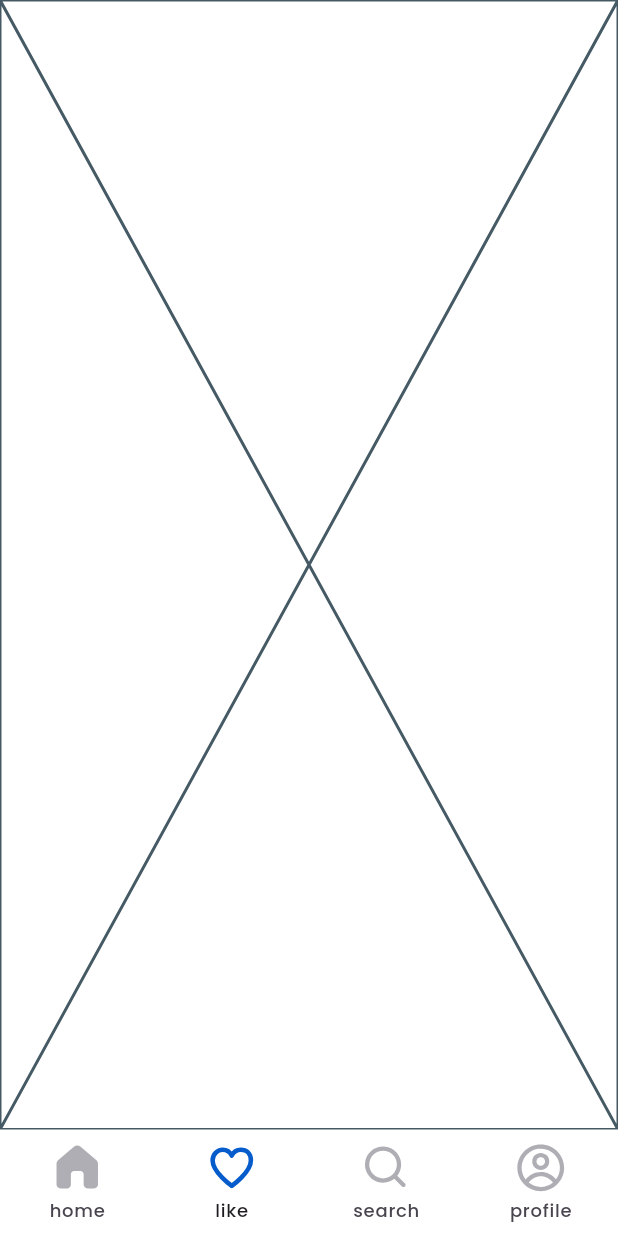
After one commit to mohamedalsamrai/bouek, a Flutter app: the MenuTabBar screen opened by its route, item 2 of the bottom bar chosen, on a phone screen of 412 x 824 dp. The commit adds this screen. Run offline on Flutter 3.47's test engine with Material 3 defaults, Android fonts, the phone set to English and light mode, and no system bars; our stand-ins replace firebase_auth, firebase_core, flutter_bloc, flutter_svg, get_it, google_maps_flutter; accounts and stored records are empty.

Commit message:
update navigation to MenuTabBar

```diff
--- /dev/null
+++ b/lib/app/presentation/screens/like_screen.dart
@@ -0,0 +1,11 @@
+import 'package:flutter/foundation.dart';
+import 'package:flutter/widgets.dart';
+
+class LikeScreen extends StatelessWidget {
+  const LikeScreen({super.key});
+
+  @override
+  Widget build(BuildContext context) {
+    return const Placeholder();
+  }
+}
--- /dev/null
+++ b/lib/app/presentation/screens/profile_screen.dart
@@ -0,0 +1,11 @@
+import 'package:flutter/foundation.dart';
+import 'package:flutter/widgets.dart';
+
+class ProfileScreen extends StatelessWidget {
+  const ProfileScreen({super.key});
+
+  @override
+  Widget build(BuildContext context) {
+    return const Placeholder();
+  }
+}
--- /dev/null
+++ b/lib/app/presentation/screens/search_screen.dart
@@ -0,0 +1,11 @@
+import 'package:flutter/foundation.dart';
+import 'package:flutter/widgets.dart';
+
+class SearchScreen extends StatelessWidget {
+  const SearchScreen({super.key});
+
+  @override
+  Widget build(BuildContext context) {
+    return const Placeholder();
+  }
+}
--- a/lib/app/presentation/screens/sign_in_screen.dart
+++ b/lib/app/presentation/screens/sign_in_screen.dart
@@ -1,6 +1,7 @@
 import 'package:bouek/app/presentation/providers/registration/registration_cubit.dart';
 import 'package:bouek/app/presentation/screens/home_screen.dart';
 import 'package:bouek/app/presentation/widgets/sign_in_form.dart';
+import 'package:bouek/menu_tab_bar.dart';
 import 'package:flutter/material.dart';
 import 'package:flutter_bloc/flutter_bloc.dart';
 
@@ -12,7 +13,7 @@ class SignInScreen extends StatelessWidget {
     return BlocBuilder<RegistrationCubit, RegistrationState>(
       builder: (context, state) {
         if (state is EmailVerified) {
-          return const HomeScreen();
+          return const MenuTabBar();
         }
         return Scaffold(
           appBar: AppBar(),
--- a/lib/app/presentation/screens/sign_up_screen.dart
+++ b/lib/app/presentation/screens/sign_up_screen.dart
@@ -1,6 +1,7 @@
 import 'package:bouek/app/presentation/providers/registration/registration_cubit.dart';
 import 'package:bouek/app/presentation/screens/home_screen.dart';
 import 'package:bouek/app/presentation/widgets/sign_up_form.dart';
+import 'package:bouek/menu_tab_bar.dart';
 import 'package:flutter/material.dart';
 import 'package:flutter_bloc/flutter_bloc.dart';
 
@@ -11,7 +12,7 @@ class SignUpScreen extends StatelessWidget {
     return BlocBuilder<RegistrationCubit, RegistrationState>(
       builder: (context, state) {
         if (state is EmailVerified) {
-          return const HomeScreen();
+          return const MenuTabBar();
         }
         return Scaffold(
           appBar: AppBar(),
--- a/lib/app/presentation/widgets/sign_in_form.dart
+++ b/lib/app/presentation/widgets/sign_in_form.dart
@@ -113,7 +113,7 @@ class SignInForm extends StatelessWidget {
                       .showSnackBar(SnackBar(content: Text(state.message)));
                 } else if (state is LoginSuccess) {
                   if (state.isVariftEmail)
-                    Navigator.pushReplacementNamed(context, '/home');
+                    Navigator.pushReplacementNamed(context, '/menu_tab_bar');
                   else {
                     ScaffoldMessenger.of(context).showSnackBar(
                         SnackBar(content: Text("Please Verify your account")));
--- a/lib/main.dart
+++ b/lib/main.dart
@@ -6,6 +6,7 @@ import 'package:bouek/app/presentation/screens/sign_up_screen.dart';
 import 'package:bouek/app/utils/constants/app_theme.dart';
 import 'package:bouek/app/utils/methods.dart';
 import 'package:bouek/firebase_options.dart';
+import 'package:bouek/menu_tab_bar.dart';
 import 'package:firebase_core/firebase_core.dart';
 import 'package:flutter/material.dart';
 import 'package:flutter_bloc/flutter_bloc.dart';
@@ -38,9 +39,10 @@ class Bouek extends StatelessWidget {
       child: MaterialApp(
         theme: kthemeData,
         title: 'Bouek',
-        initialRoute: checkUserState() ? '/home' : '/sign_up',
+        initialRoute: checkUserState() ? '/menu_tab_bar' : '/sign_up',
         debugShowCheckedModeBanner: false,
         routes: {
+          '/menu_tab_bar':(context)=>const MenuTabBar(),
           '/sign_up': (context) => const SignUpScreen(),
           '/home': (context) => const HomeScreen(),
           '/sign_in': (context) => const SignInScreen(),
--- /dev/null
+++ b/lib/menu_tab_bar.dart
@@ -0,0 +1,88 @@
+import 'package:bouek/app/presentation/screens/home_screen.dart';
+import 'package:bouek/app/presentation/screens/like_screen.dart';
+import 'package:bouek/app/presentation/screens/profile_screen.dart';
+import 'package:bouek/app/presentation/screens/search_screen.dart';
+import 'package:bouek/app/utils/constants/colors.dart';
+import 'package:flutter/material.dart';
+import 'package:flutter_svg/flutter_svg.dart';
+
+class MenuTabBar extends StatefulWidget {
+  const MenuTabBar({super.key});
+
+  @override
+  State<MenuTabBar> createState() => _MenuTabBarState();
+}
+
+class _MenuTabBarState extends State<MenuTabBar>
+    with SingleTickerProviderStateMixin {
+  late TabController tabController;
+  int selectedIndex = 0;
+
+  final List<Widget> pages = [
+    const HomeScreen(),
+    const LikeScreen(),
+    const SearchScreen(),
+    const ProfileScreen(),
+  ];
+
+  final List<String> icons = [
+    "assets/icons/home.svg",
+    "assets/icons/heart.svg",
+    "assets/icons/search.svg",
+    "assets/icons/profile.svg",
+  ];
+  final List<String> namesIcons = [
+    "home",
+    "like",
+    "search",
+    "profile",
+  ];
+
+  @override
+  void initState() {
+    super.initState();
+    tabController = TabController(length: pages.length, vsync: this);
+  }
+
+  Widget biuldIcon(String iconPath, bool isSelct) {
+    return SvgPicture.asset(
+      iconPath,
+      width: 34,
+      height: 34,
+      color: isSelct ? primaryColor : Color(0xffAEAEB4),
+    );
+  }
+
+  List<NavigationDestination> pagesMenu() {
+    return List.generate(
+      pages.length,
+      (index) => NavigationDestination(
+          icon: biuldIcon(icons[index], selectedIndex == index), label: namesIcons[index]),
+    );
+  }
+
+  @override
+  Widget build(BuildContext context) {
+    return Scaffold(
+      body: TabBarView(
+        physics: const NeverScrollableScrollPhysics(),
+        controller: tabController,
+        children: pages,
+      ),
+      bottomNavigationBar: NavigationBar(
+        onDestinationSelected: (value) {
+          setState(() {
+            selectedIndex = value;
+            tabController.index = value;
+          });
+        },
+        selectedIndex: selectedIndex,
+        height: 71,
+        indicatorColor: Color(0xffffffff),
+        backgroundColor: Color(0xffffffff),
+        destinations: pagesMenu(),
+
+      ),
+    );
+  }
+}
```
Also changed, not shown: assets/icons/heart.svg (added), assets/icons/home.svg (added), assets/icons/profile.svg (added), assets/icons/search.svg (added).
